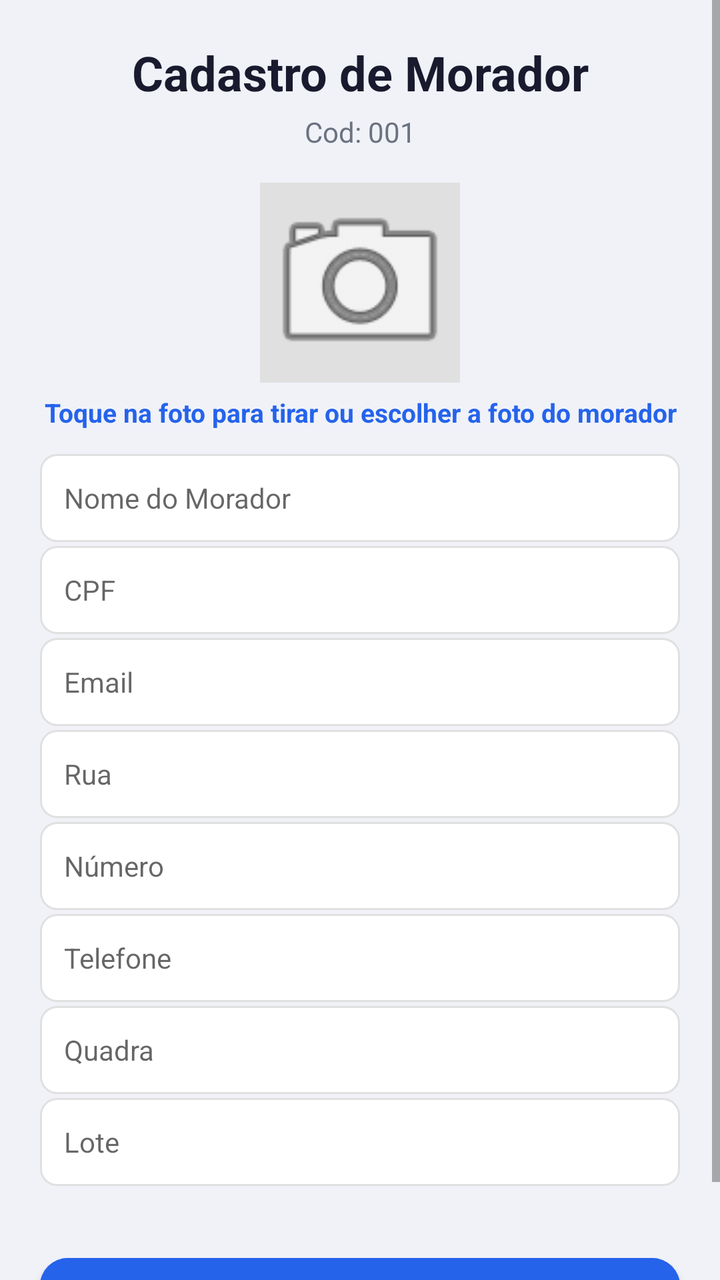
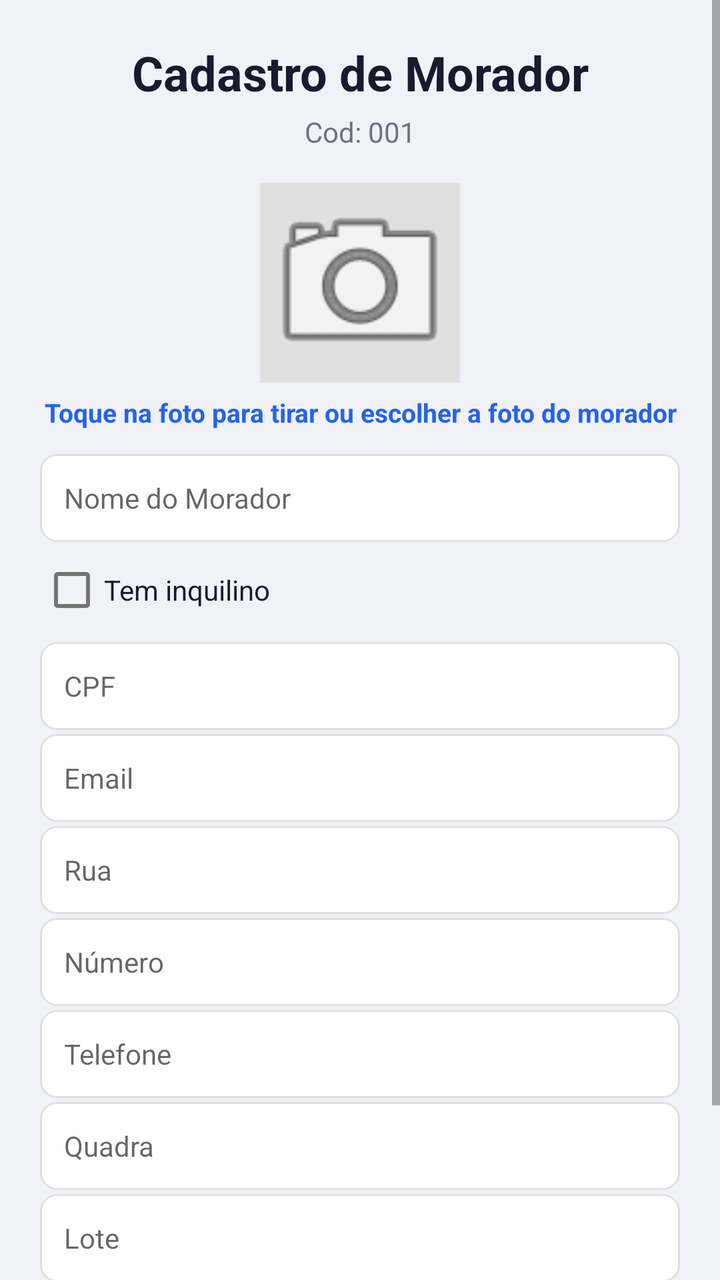

An Android layout rendered at two revisions. The XML below is the earlier revision; the diff shows what the commit changed to produce the second picture.
<!-- AndroidManifest.xml: application theme AppTheme -->
<!-- res/layout/activity_cadastro_morador.xml -->
<?xml version="1.0" encoding="utf-8"?>
<ScrollView xmlns:android="http://schemas.android.com/apk/res/android"
    xmlns:app="http://schemas.android.com/apk/res-auto"
    android:layout_width="match_parent"
    android:layout_height="match_parent"
    android:fillViewport="true"
    android:background="#F0F2F8">

    <androidx.constraintlayout.widget.ConstraintLayout
        android:layout_width="match_parent"
        android:layout_height="wrap_content"
        android:paddingBottom="24dp">

        
        <TextView
            android:id="@+id/textTituloMorador"
            android:layout_width="0dp"
            android:layout_height="wrap_content"
            android:text="Cadastro de Morador"
            android:textSize="24sp"
            android:textStyle="bold"
            android:textColor="#1A1A2E"
            android:gravity="center"
            android:layout_marginTop="20dp"
            app:layout_constraintTop_toTopOf="parent"
            app:layout_constraintStart_toStartOf="parent"
            app:layout_constraintEnd_toEndOf="parent" />

        
        <TextView
            android:id="@+id/textCodigo"
            android:layout_width="0dp"
            android:layout_height="wrap_content"
            android:text="Cod: 001"
            android:textSize="14sp"
            android:textColor="#6B7280"
            android:gravity="center"
            android:layout_marginTop="4dp"
            app:layout_constraintTop_toBottomOf="@id/textTituloMorador"
            app:layout_constraintStart_toStartOf="parent"
            app:layout_constraintEnd_toEndOf="parent" />

        
        <ImageView
            android:id="@+id/imageMorador"
            android:layout_width="100dp"
            android:layout_height="100dp"
            android:src="@android:drawable/ic_menu_camera"
            android:scaleType="centerCrop"
            android:layout_marginTop="16dp"
            android:background="#E0E0E0"
            android:contentDescription="Foto do Morador"
            app:layout_constraintTop_toBottomOf="@id/textCodigo"
            app:layout_constraintStart_toStartOf="parent"
            app:layout_constraintEnd_toEndOf="parent" />

        <TextView
            android:id="@+id/textDicaFoto"
            android:layout_width="0dp"
            android:layout_height="wrap_content"
            android:layout_marginTop="6dp"
            android:gravity="center"
            android:text="Toque na foto para tirar ou escolher a foto do morador"
            android:textColor="@color/botaoPrimario"
            android:textSize="13sp"
            android:textStyle="bold"
            app:layout_constraintTop_toBottomOf="@id/imageMorador"
            app:layout_constraintStart_toStartOf="parent"
            app:layout_constraintEnd_toEndOf="parent" />

        
        <EditText
            android:id="@+id/editNome"
            android:layout_width="0dp"
            android:layout_height="44dp"
            android:layout_marginStart="20dp"
            android:layout_marginEnd="20dp"
            android:layout_marginTop="12dp"
            android:hint="Nome do Morador"
            android:background="@drawable/edittext_background"
            android:paddingStart="12dp"
            android:paddingEnd="12dp"
            android:textSize="14sp"
            android:inputType="textPersonName"
            android:imeOptions="actionNext"
            app:layout_constraintTop_toBottomOf="@id/textDicaFoto"
            app:layout_constraintStart_toStartOf="parent"
            app:layout_constraintEnd_toEndOf="parent" />

        <EditText
            android:id="@+id/editCPF"
            android:layout_width="0dp"
            android:layout_height="44dp"
            android:layout_marginStart="20dp"
            android:layout_marginEnd="20dp"
            android:layout_marginTop="2dp"
            android:hint="CPF"
            android:background="@drawable/edittext_background"
            android:paddingStart="12dp"
            android:paddingEnd="12dp"
            android:textSize="14sp"
            android:inputType="number"
            android:digits="0123456789"
            android:imeOptions="actionNext"
            app:layout_constraintTop_toBottomOf="@id/editNome"
            app:layout_constraintStart_toStartOf="parent"
            app:layout_constraintEnd_toEndOf="parent" />

        <EditText
            android:id="@+id/editEmail"
            android:layout_width="0dp"
            android:layout_height="44dp"
            android:layout_marginStart="20dp"
            android:layout_marginEnd="20dp"
            android:layout_marginTop="2dp"
            android:hint="Email"
            android:background="@drawable/edittext_background"
            android:paddingStart="12dp"
            android:paddingEnd="12dp"
            android:textSize="14sp"
            android:inputType="textEmailAddress"
            android:imeOptions="actionNext"
            app:layout_constraintTop_toBottomOf="@id/editCPF"
            app:layout_constraintStart_toStartOf="parent"
            app:layout_constraintEnd_toEndOf="parent" />

        <EditText
            android:id="@+id/editRua"
            android:layout_width="0dp"
            android:layout_height="44dp"
            android:layout_marginStart="20dp"
            android:layout_marginEnd="20dp"
            android:layout_marginTop="2dp"
            android:hint="Rua"
            android:background="@drawable/edittext_background"
            android:paddingStart="12dp"
            android:paddingEnd="12dp"
            android:textSize="14sp"
            android:inputType="textPostalAddress"
            android:imeOptions="actionNext"
            app:layout_constraintTop_toBottomOf="@id/editEmail"
            app:layout_constraintStart_toStartOf="parent"
            app:layout_constraintEnd_toEndOf="parent" />

        <EditText
            android:id="@+id/editNumero"
            android:layout_width="0dp"
            android:layout_height="44dp"
            android:layout_marginStart="20dp"
            android:layout_marginEnd="20dp"
            android:layout_marginTop="2dp"
            android:hint="Número"
            android:background="@drawable/edittext_background"
            android:paddingStart="12dp"
            android:paddingEnd="12dp"
            android:textSize="14sp"
            android:inputType="number"
            android:digits="0123456789"
            android:imeOptions="actionNext"
            app:layout_constraintTop_toBottomOf="@id/editRua"
            app:layout_constraintStart_toStartOf="parent"
            app:layout_constraintEnd_toEndOf="parent" />

        <EditText
            android:id="@+id/editTelefone"
            android:layout_width="0dp"
            android:layout_height="44dp"
            android:layout_marginStart="20dp"
            android:layout_marginEnd="20dp"
            android:layout_marginTop="2dp"
            android:hint="Telefone"
            android:background="@drawable/edittext_background"
            android:paddingStart="12dp"
            android:paddingEnd="12dp"
            android:textSize="14sp"
            android:inputType="phone"
            android:digits="0123456789+-()"
            android:imeOptions="actionNext"
            app:layout_constraintTop_toBottomOf="@id/editNumero"
            app:layout_constraintStart_toStartOf="parent"
            app:layout_constraintEnd_toEndOf="parent" />

        <EditText
            android:id="@+id/editQuadra"
            android:layout_width="0dp"
            android:layout_height="44dp"
            android:layout_marginStart="20dp"
            android:layout_marginEnd="20dp"
            android:layout_marginTop="2dp"
            android:hint="Quadra"
            android:background="@drawable/edittext_background"
            android:paddingStart="12dp"
            android:paddingEnd="12dp"
            android:textSize="14sp"
            android:inputType="text"
            android:imeOptions="actionNext"
            app:layout_constraintTop_toBottomOf="@id/editTelefone"
            app:layout_constraintStart_toStartOf="parent"
            app:layout_constraintEnd_toEndOf="parent" />

        <EditText
            android:id="@+id/editLote"
            android:layout_width="0dp"
            android:layout_height="44dp"
            android:layout_marginStart="20dp"
            android:layout_marginEnd="20dp"
            android:layout_marginTop="2dp"
            android:hint="Lote"
            android:background="@drawable/edittext_background"
            android:paddingStart="12dp"
            android:paddingEnd="12dp"
            android:textSize="14sp"
            android:inputType="number"
            android:digits="0123456789"
            android:imeOptions="actionDone"
            app:layout_constraintTop_toBottomOf="@id/editQuadra"
            app:layout_constraintStart_toStartOf="parent"
            app:layout_constraintEnd_toEndOf="parent" />

        
        <LinearLayout
            android:id="@+id/painelAnexos"
            android:layout_width="0dp"
            android:layout_height="wrap_content"
            android:layout_marginStart="20dp"
            android:layout_marginEnd="20dp"
            android:layout_marginTop="8dp"
            android:orientation="vertical"
            app:layout_constraintTop_toBottomOf="@id/editLote"
            app:layout_constraintStart_toStartOf="parent"
            app:layout_constraintEnd_toEndOf="parent" />

        
        <Button
            android:id="@+id/btnSalvar"
            android:layout_width="0dp"
            android:layout_height="44dp"
            android:layout_marginStart="20dp"
            android:layout_marginEnd="20dp"
            android:layout_marginTop="24dp"
            android:backgroundTint="@color/botaoPrimario"
            android:elevation="2dp"
            android:letterSpacing="0.03"
            android:text="Salvar Morador"
            android:textColor="#FFFFFF"
            android:textSize="14sp"
            android:textStyle="bold"
            app:cornerRadius="14dp"
            app:layout_constraintTop_toBottomOf="@id/painelAnexos"
            app:layout_constraintStart_toStartOf="parent"
            app:layout_constraintEnd_toEndOf="parent" />

    </androidx.constraintlayout.widget.ConstraintLayout>
</ScrollView>
<!-- resources referenced by this layout -->
<resources>
  <color name="botaoPrimario">#2563EB</color>
  <!-- drawable edittext_background (drawable) -->
  <?xml version="1.0" encoding="utf-8"?>
  <shape xmlns:android="http://schemas.android.com/apk/res/android">
      <solid android:color="#FFFFFF" />
      <corners android:radius="8dp" />
      <stroke android:width="1dp" android:color="#E0E0E0" />
      <padding
          android:left="12dp"
          android:top="12dp"
          android:right="12dp"
          android:bottom="12dp" />
  </shape>
  <style name="AppTheme" parent="Theme.MaterialComponents.DayNight.DarkActionBar">
          <item name="colorPrimary">@color/colorPrimary</item>
          <item name="colorPrimaryDark">@color/black</item>
          <item name="colorAccent">@color/black</item>
          <item name="android:windowBackground">@color/white</item>
          <item name="android:textColor">@color/black</item>
          <item name="android:textColorPrimary">@color/corTitulo</item>
  
          
          <item name="materialButtonStyle">@style/Widget.Condominio.Button</item>
          <item name="textInputStyle">@style/Widget.Condominio.TextInputLayout</item>
      </style>
  <color name="colorPrimary">#1E3A8A</color>
  <color name="black">#000000</color>
  <color name="white">#FFFFFF</color>
  <color name="corTitulo">#070707</color>
  <style name="Widget.Condominio.Button" parent="Widget.MaterialComponents.Button">
          <item name="backgroundTint">@color/botaoPrimario</item>
          <item name="android:textColor">@color/white</item>
          <item name="cornerRadius">14dp</item>
          <item name="android:textAllCaps">false</item>
          <item name="android:textStyle">bold</item>
          <item name="android:textSize">15sp</item>
          <item name="android:letterSpacing">0.01</item>
          <item name="android:minHeight">52dp</item>
          <item name="android:insetTop">4dp</item>
          <item name="android:insetBottom">4dp</item>
          <item name="android:elevation">2dp</item>
          <item name="iconTint">@color/white</item>
          <item name="iconPadding">8dp</item>
      </style>
  <style name="Widget.Condominio.TextInputLayout" parent="Widget.MaterialComponents.TextInputLayout.OutlinedBox">
          <item name="boxBackgroundColor">@color/white</item>
          <item name="boxStrokeColor">@color/colorPrimary</item>
          <item name="hintTextColor">@color/colorPrimary</item>
          <item name="android:textColorHint">@color/colorPrimary</item>
      </style>
</resources>

<!-- the commit's change to res/layout/activity_cadastro_morador.xml (unified diff, before → after) -->
@@ -87,6 +87,82 @@
             app:layout_constraintStart_toStartOf="parent"
             app:layout_constraintEnd_toEndOf="parent" />
 
+        
+        <LinearLayout
+            android:id="@+id/layoutInquilino"
+            android:layout_width="0dp"
+            android:layout_height="wrap_content"
+            android:layout_marginStart="20dp"
+            android:layout_marginEnd="20dp"
+            android:orientation="vertical"
+            app:layout_constraintTop_toBottomOf="@id/editNome"
+            app:layout_constraintStart_toStartOf="parent"
+            app:layout_constraintEnd_toEndOf="parent">
+
+            <CheckBox
+                android:id="@+id/checkInquilino"
+                android:layout_width="wrap_content"
+                android:layout_height="wrap_content"
+                android:text="Tem inquilino"
+                android:textSize="14sp"
+                android:textColor="#1A1A2E" />
+
+            <LinearLayout
+                android:id="@+id/camposInquilino"
+                android:layout_width="match_parent"
+                android:layout_height="wrap_content"
+                android:orientation="vertical"
+                android:visibility="gone">
+
+                <TextView
+                    android:layout_width="match_parent"
+                    android:layout_height="wrap_content"
+                    android:layout_marginBottom="4dp"
+                    android:text="O inquilino é o responsável pelo app: entra com a quadra + lote e os 6 primeiros dígitos do CPF dele, e cadastra a foto no primeiro acesso."
+                    android:textSize="12sp"
+                    android:textColor="#6B7280" />
+
+                <EditText
+                    android:id="@+id/editInquilinoNome"
+                    android:layout_width="match_parent"
+                    android:layout_height="44dp"
+                    android:hint="Inquilino: nome completo"
+                    android:background="@drawable/edittext_background"
+                    android:paddingStart="12dp"
+                    android:paddingEnd="12dp"
+                    android:textSize="14sp"
+                    android:inputType="textPersonName|textCapWords"
+                    android:imeOptions="actionNext" />
+
+                <EditText
+                    android:id="@+id/editInquilinoCpf"
+                    android:layout_width="match_parent"
+                    android:layout_height="44dp"
+                    android:layout_marginTop="2dp"
+                    android:hint="Inquilino: CPF"
+                    android:background="@drawable/edittext_background"
+                    android:paddingStart="12dp"
+                    android:paddingEnd="12dp"
+                    android:textSize="14sp"
+                    android:inputType="number"
+                    android:digits="0123456789"
+                    android:imeOptions="actionNext" />
+
+                <EditText
+                    android:id="@+id/editInquilinoTelefone"
+                    android:layout_width="match_parent"
+                    android:layout_height="44dp"
+                    android:layout_marginTop="2dp"
+                    android:hint="Inquilino: telefone"
+                    android:background="@drawable/edittext_background"
+                    android:paddingStart="12dp"
+                    android:paddingEnd="12dp"
+                    android:textSize="14sp"
+                    android:inputType="phone"
+                    android:imeOptions="actionNext" />
+            </LinearLayout>
+        </LinearLayout>
+
         <EditText
             android:id="@+id/editCPF"
             android:layout_width="0dp"
@@ -102,7 +178,7 @@
             android:inputType="number"
             android:digits="0123456789"
             android:imeOptions="actionNext"
-            app:layout_constraintTop_toBottomOf="@id/editNome"
+            app:layout_constraintTop_toBottomOf="@id/layoutInquilino"
             app:layout_constraintStart_toStartOf="parent"
             app:layout_constraintEnd_toEndOf="parent" />
 
